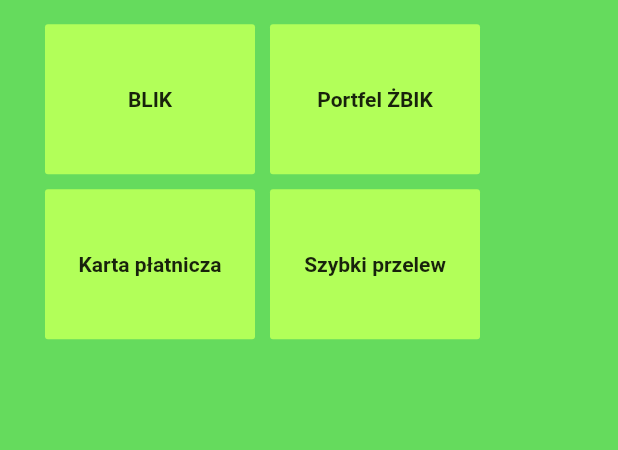
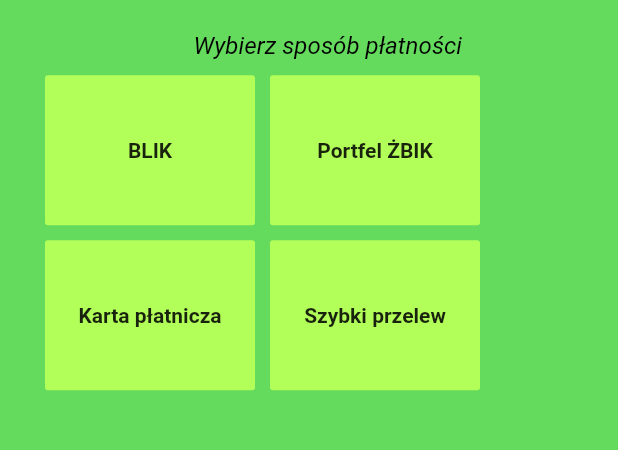
Before and after one commit to CookieDinner/Viroshop, a Flutter app: the ZbikPaymentView widget shown alone on an empty page, opened directly, on a phone screen of 412 x 824 dp, the part 440-890 px from its top. Run offline on Flutter 3.47's test engine with Material 2 defaults, Android fonts, the phone set to English and light mode, and no system bars; our stand-ins replace flutter_spinkit, simple_animations; statements that could not run were skipped.

Commit message:
[PPI-38] Add text information in żbik

```diff
--- a/PPI_MOBILE/viroshop/lib/Views/ZbikPayment/ZbikPaymentView.dart
+++ b/PPI_MOBILE/viroshop/lib/Views/ZbikPayment/ZbikPaymentView.dart
@@ -44,6 +44,17 @@ class _ZbikPaymentViewState extends State<ZbikPaymentView> {
               child: Center(
                 child: Column(
                   children: [
+                    Padding(padding: EdgeInsets.fromLTRB(0, 10, 0, 5),
+                      child: Text(
+                          "Wybierz sposób płatności",
+                          textAlign: TextAlign.center,
+                          style: TextStyle(
+                            fontSize: 16,
+                            color: Color.fromARGB(255, 0, 0, 0),
+                            fontStyle: FontStyle.italic,
+                            decoration: TextDecoration.none,
+                          )
+                    ),),
                     Row(
                       children: [
                         ZbikButton(text: "BLIK"),
```
